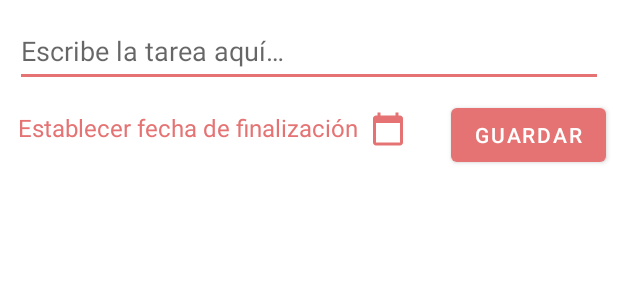
After one commit to Villoh/To-Do-List-Android, an Android app: the layout anadir_nueva_tarea.xml on its own in the app's theme, with its tools: preview values and no code run, on a phone screen of 412 x 824 dp. The commit adds this screen. Shown: the top 300 px of the screen. Run offline under Robolectric (Android 15) with nearby library versions, the phone set to English and light mode, and no system bars.

Commit message:
Diseño vista añadir nueva tarea finalizado.

```diff
--- /dev/null
+++ b/app/src/main/java/com/mikel/todolist/AnadirNuevaTarea.java
@@ -0,0 +1,4 @@
+package com.mikel.todolist;
+
+public class AnadirNuevaTarea {
+}
--- a/app/src/main/java/com/mikel/todolist/MainActivity.java
+++ b/app/src/main/java/com/mikel/todolist/MainActivity.java
@@ -1,10 +1,16 @@
 package com.mikel.todolist;
 
 import androidx.appcompat.app.AppCompatActivity;
+import androidx.recyclerview.widget.RecyclerView;
 
 import android.os.Bundle;
 
+import com.google.android.material.floatingactionbutton.FloatingActionButton;
+
 public class MainActivity extends AppCompatActivity {
+
+    private RecyclerView recyclerViewTareas;
+    private FloatingActionButton buttonAnadir;
 
     @Override
     protected void onCreate(Bundle savedInstanceState) {
--- /dev/null
+++ b/app/src/main/res/drawable/ic_baseline_calendar_today_24.xml
@@ -0,0 +1,5 @@
+<vector android:height="24dp" android:tint="#E57373"
+    android:viewportHeight="24" android:viewportWidth="24"
+    android:width="24dp" xmlns:android="http://schemas.android.com/apk/res/android">
+    <path android:fillColor="@android:color/white" android:pathData="M20,3h-1L19,1h-2v2L7,3L7,1L5,1v2L4,3c-1.1,0 -2,0.9 -2,2v16c0,1.1 0.9,2 2,2h16c1.1,0 2,-0.9 2,-2L22,5c0,-1.1 -0.9,-2 -2,-2zM20,21L4,21L4,8h16v13z"/>
+</vector>
--- a/app/src/main/res/layout/activity_inicio.xml
+++ b/app/src/main/res/layout/activity_inicio.xml
@@ -12,7 +12,7 @@
         android:layout_width="wrap_content"
         android:layout_height="wrap_content"
         android:drawablePadding="10dp"
-        android:text="@string/to_do_incioTextView"
+        android:text="@string/to_do_incio_text_view"
         android:textColor="@color/white"
         android:textSize="40sp"
         android:textStyle="bold"
--- /dev/null
+++ b/app/src/main/res/layout/anadir_nueva_tarea.xml
@@ -0,0 +1,51 @@
+<?xml version="1.0" encoding="utf-8"?>
+<androidx.constraintlayout.widget.ConstraintLayout xmlns:android="http://schemas.android.com/apk/res/android"
+    xmlns:app="http://schemas.android.com/apk/res-auto"
+    xmlns:tools="http://schemas.android.com/tools"
+    android:layout_width="match_parent"
+    android:layout_height="match_parent"
+    tools:context=".AnadirNuevaTarea">
+
+    <EditText
+        android:id="@+id/editTextTarea"
+        android:layout_width="match_parent"
+        android:layout_height="wrap_content"
+        android:layout_margin="10dp"
+        android:backgroundTint="@color/red_300"
+        android:hint="@string/anadir_tarea_text_view_tarea_hint"
+        android:importantForAutofill="no"
+        android:inputType="text"
+        android:minHeight="48dp"
+        app:layout_constraintEnd_toEndOf="parent"
+        app:layout_constraintHorizontal_bias="0.5"
+        app:layout_constraintStart_toStartOf="parent"
+        app:layout_constraintTop_toTopOf="parent"
+        tools:ignore="TextContrastCheck" />
+
+    <TextView
+        android:id="@+id/textViewFechaFin"
+        android:layout_width="wrap_content"
+        android:layout_height="wrap_content"
+        android:layout_marginStart="12dp"
+        android:layout_marginTop="16dp"
+        android:drawablePadding="8dp"
+        android:text="@string/anadir_tarea_text_view_fecha"
+        android:textColor="@color/red_300"
+        android:textSize="16sp"
+        app:drawableRightCompat="@drawable/ic_baseline_calendar_today_24"
+        app:layout_constraintStart_toStartOf="parent"
+        app:layout_constraintTop_toBottomOf="@+id/editTextTarea"
+        tools:ignore="TextContrastCheck" />
+
+    <Button
+        android:id="@+id/buttonGuardar"
+        android:layout_width="wrap_content"
+        android:layout_height="wrap_content"
+        android:layout_marginTop="8dp"
+        android:layout_marginEnd="8dp"
+        android:text="@string/anadir_tarea_button_guardar"
+        app:layout_constraintEnd_toEndOf="parent"
+        app:layout_constraintTop_toBottomOf="@+id/editTextTarea"
+        tools:ignore="TextContrastCheck" />
+
+</androidx.constraintlayout.widget.ConstraintLayout>
--- a/app/src/main/res/values/strings.xml
+++ b/app/src/main/res/values/strings.xml
@@ -1,7 +1,10 @@
 <resources>
     <string name="app_name">To Do List</string>
-    <string name="to_do_incioTextView">To Do</string>
+    <string name="to_do_incio_text_view">To Do</string>
     <string name="app_logo_content_description">App Logo</string>
     <string name="text_view_fecha_tarea">24–2–2023</string>
     <string name="checkbox_tarea">Tarea 1</string>
+    <string name="anadir_tarea_text_view_fecha">Establecer fecha de finalización</string>
+    <string name="anadir_tarea_button_guardar">Guardar</string>
+    <string name="anadir_tarea_text_view_tarea_hint">Escribe la tarea aquí…</string>
 </resources>
```
